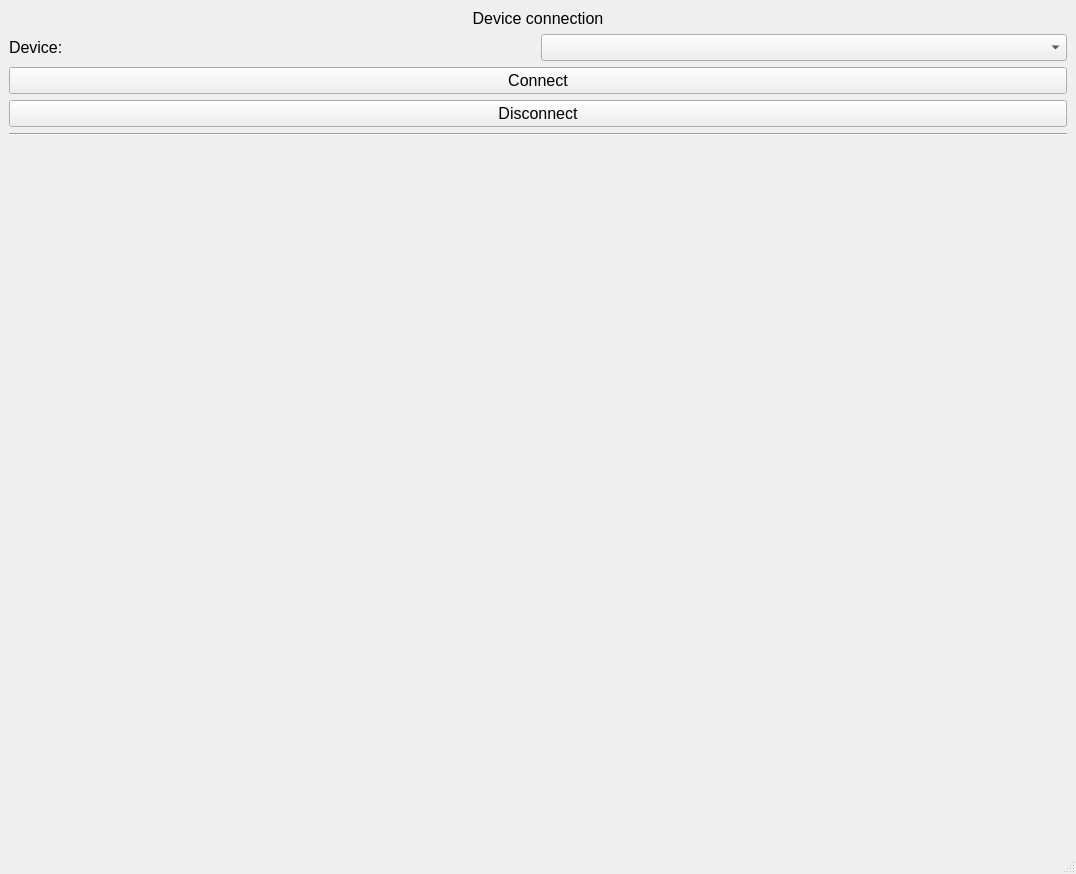
Above: resources/main_window.ui from mcsltd/mcs-inRat-monitor before the change. Below: the same form after it.
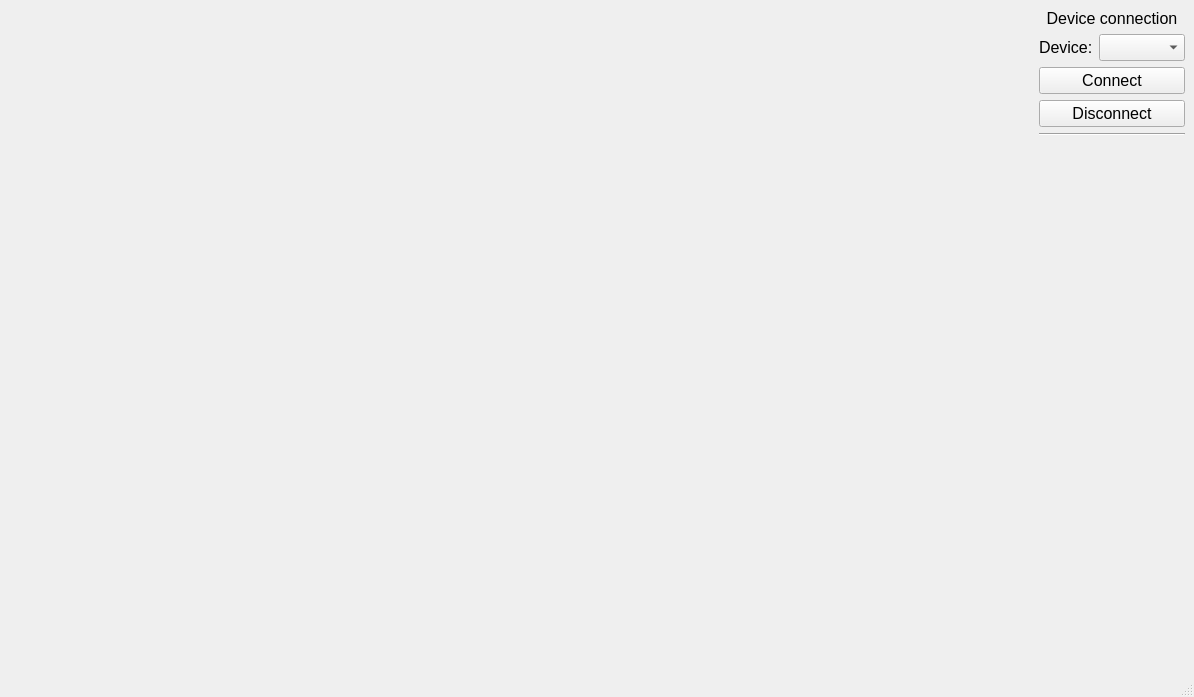
That is the form after the change. Icons and pictures are not drawn.

```diff
--- a/resources/main_window.ui
+++ b/resources/main_window.ui
@@ -6,8 +6,8 @@
    <rect>
     <x>0</x>
     <y>0</y>
-    <width>1076</width>
-    <height>874</height>
+    <width>1194</width>
+    <height>697</height>
    </rect>
   </property>
   <property name="windowTitle">
@@ -111,7 +111,21 @@
      </layout>
     </item>
     <item row="0" column="0">
-     <layout class="QVBoxLayout" name="verticalLayoutDisplay"/>
+     <layout class="QVBoxLayout" name="verticalLayoutDisplay">
+      <item>
+       <spacer name="horizontalSpacer">
+        <property name="orientation">
+         <enum>Qt::Orientation::Horizontal</enum>
+        </property>
+        <property name="sizeHint" stdset="0">
+         <size>
+          <width>40</width>
+          <height>20</height>
+         </size>
+        </property>
+       </spacer>
+      </item>
+     </layout>
     </item>
    </layout>
   </widget>
```
Left out of the diff: 2 changed lines with no effect on the pictures.
